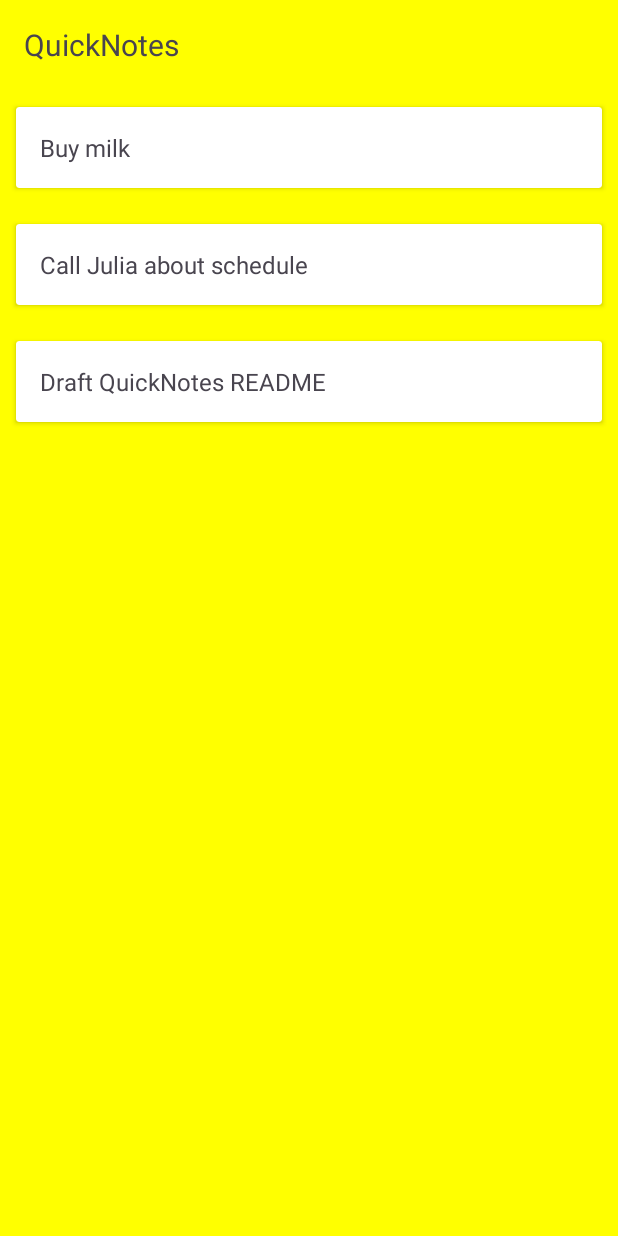
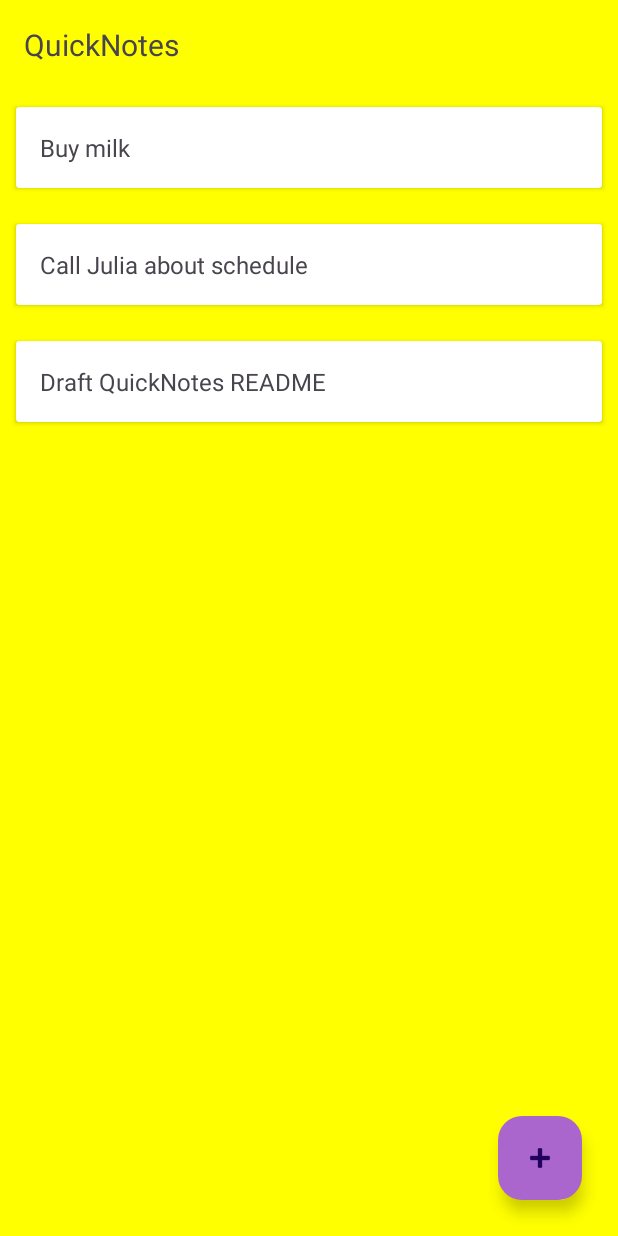
Before and after one commit to laylarodas/quicknotes-android, an Android app: the screen it shows after launch (MainActivity), on a phone screen of 412 x 824 dp. Run offline under Robolectric (Android 15) with nearby library versions, the phone set to English and light mode, and no system bars.

Commit message:
feat: add FloatingActionButton to MainActivity for adding new notes

```diff
--- a/app/src/main/java/com/laylarodas/quicknotes/MainActivity.java
+++ b/app/src/main/java/com/laylarodas/quicknotes/MainActivity.java
@@ -3,7 +3,6 @@ package com.laylarodas.quicknotes;
 import android.os.Bundle;
 import android.util.Log;
 import android.widget.Toast;
-
 
 import androidx.activity.EdgeToEdge;
 import androidx.appcompat.app.AppCompatActivity;
@@ -16,10 +15,12 @@ import java.util.List;
 import com.laylarodas.quicknotes.model.Note;
 import com.laylarodas.quicknotes.data.NotesStorage;
 import com.laylarodas.quicknotes.ui.NoteAdapter;
+
+import com.google.android.material.floatingactionbutton.FloatingActionButton;
+
 public class MainActivity extends AppCompatActivity {
 
     private NoteAdapter adapter;
-
 
     @Override
     protected void onCreate(Bundle savedInstanceState) {
@@ -38,19 +39,23 @@ public class MainActivity extends AppCompatActivity {
         List<String> demoNotes = Arrays.asList(
                 "Buy milk",
                 "Call Julia about schedule",
-                "Draft QuickNotes README"
-        );
+                "Draft QuickNotes README");
         adapter.submitList(demoNotes);
 
+        FloatingActionButton fab = findViewById(R.id.fabAddNote);
+        fab.setOnClickListener(v -> {
+            adapter.addNote("New note " + (adapter.getItemCount() + 1));
+        });
 
         // ===== Quick test: load -> add -> save -> reload =====
-        List<Note> notes = NotesStorage.load(this);// this --> Context de la Activity. Return empty si no hay nada guardado
+        List<Note> notes = NotesStorage.load(this);// this --> Context de la Activity. Return empty si no hay nada
+                                                   // guardado
         if (notes.isEmpty()) {// si esta vacio, agregamos nota de prueba
             notes.add(new Note("Hello QuickNotes", "First saved note!"));
-            NotesStorage.save(this, notes);//guarda nota, serializa a JSON
+            NotesStorage.save(this, notes);// guarda nota, serializa a JSON
         }
 
-        List<Note> reloaded = NotesStorage.load(this); //volver a cargar, verifica guardado
+        List<Note> reloaded = NotesStorage.load(this); // volver a cargar, verifica guardado
         Log.d("QuickNotes", "Notes count after save: " + reloaded.size());
         Toast.makeText(this, "Notes: " + reloaded.size(), Toast.LENGTH_SHORT).show();
 
--- a/app/src/main/res/layout/activity_main.xml
+++ b/app/src/main/res/layout/activity_main.xml
@@ -26,4 +26,17 @@
         app:layout_constraintBottom_toBottomOf="parent"
         app:layout_constraintStart_toStartOf="parent"
         app:layout_constraintEnd_toEndOf="parent"/>
+
+    <com.google.android.material.floatingactionbutton.FloatingActionButton
+    android:id="@+id/fabAddNote"
+    android:layout_width="wrap_content"
+    android:layout_height="wrap_content"
+    android:contentDescription="@string/add_note"
+    android:src="@android:drawable/ic_input_add"
+    app:backgroundTint="@android:color/holo_purple"
+    app:layout_constraintBottom_toBottomOf="parent"
+    app:layout_constraintEnd_toEndOf="parent"
+    android:layout_marginEnd="24dp"
+    android:layout_marginBottom="24dp"/>
+
 </androidx.constraintlayout.widget.ConstraintLayout>
--- a/app/src/main/res/values/strings.xml
+++ b/app/src/main/res/values/strings.xml
@@ -1,4 +1,5 @@
 <resources>
     <string name="app_name">QuickNotes</string>
     <string name="sample_note">Sample note…</string>
+    <string name="add_note">Add note</string>
 </resources>
```
Also changed, not shown: 1 other file.
